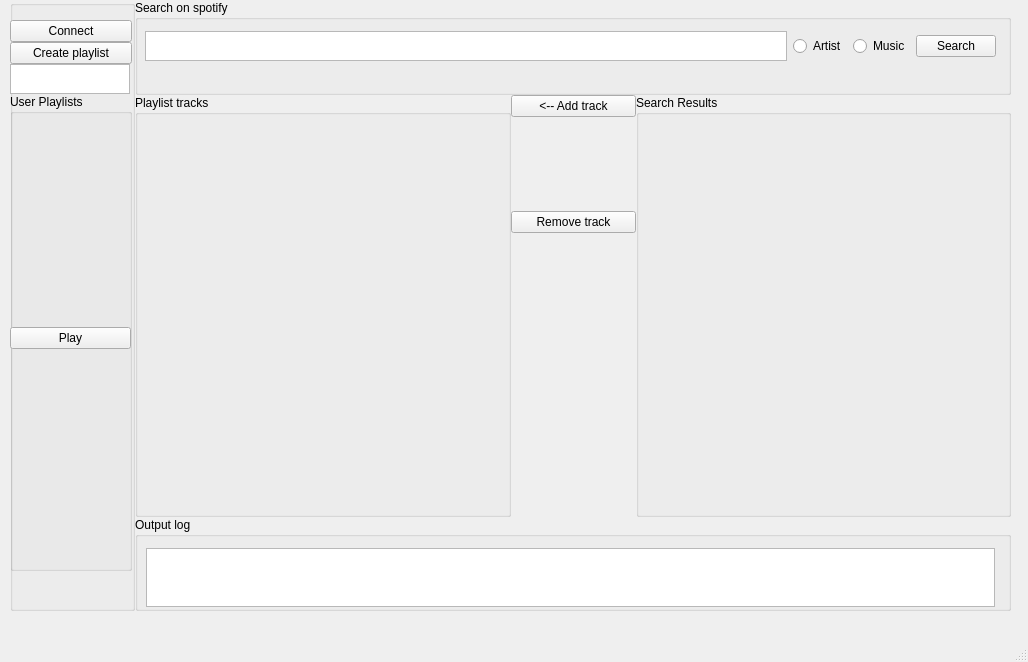
Qt form mainwindow.ui (lucascdlima/spotifyapp) before a commit.
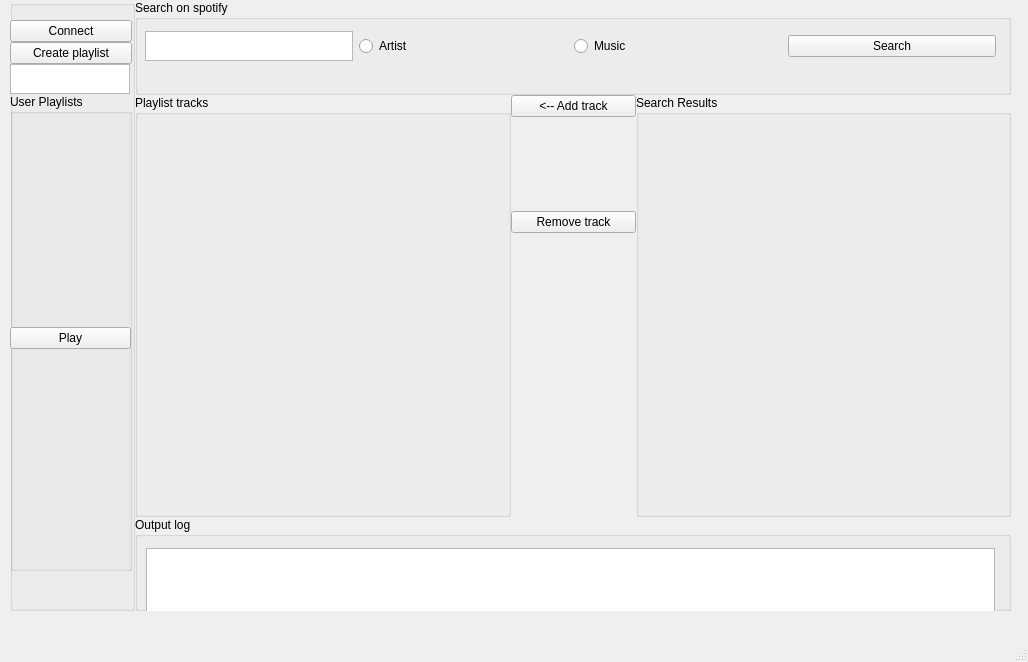
The same form after that commit.

Commit message:
Corrects comments.
Changes stretch factors to ui elements.

```diff
--- a/mainwindow.ui
+++ b/mainwindow.ui
@@ -119,6 +119,12 @@
      </item>
      <item row="0" column="1" colspan="7">
       <widget class="QGroupBox" name="searchGBox">
+       <property name="sizePolicy">
+        <sizepolicy hsizetype="Preferred" vsizetype="Preferred">
+         <horstretch>1</horstretch>
+         <verstretch>1</verstretch>
+        </sizepolicy>
+       </property>
        <property name="title">
         <string>Search on spotify</string>
        </property>
@@ -131,7 +137,7 @@
           <height>32</height>
          </rect>
         </property>
-        <layout class="QHBoxLayout" name="searchHLayout">
+        <layout class="QHBoxLayout" name="searchHLayout" stretch="1,1,1,1">
          <item>
           <widget class="QTextEdit" name="searchTxEdit">
            <property name="sizePolicy">
@@ -213,6 +219,12 @@
      </item>
      <item row="7" column="1" colspan="7">
       <widget class="QGroupBox" name="logGBox">
+       <property name="sizePolicy">
+        <sizepolicy hsizetype="Preferred" vsizetype="Preferred">
+         <horstretch>1</horstretch>
+         <verstretch>1</verstretch>
+        </sizepolicy>
+       </property>
        <property name="title">
         <string>Output log</string>
        </property>
@@ -222,10 +234,10 @@
           <x>10</x>
           <y>30</y>
           <width>851</width>
-          <height>61</height>
+          <height>72</height>
          </rect>
         </property>
-        <layout class="QHBoxLayout" name="logHLayout">
+        <layout class="QHBoxLayout" name="logHLayout" stretch="0">
          <property name="leftMargin">
           <number>1</number>
          </property>
```
Left out of the diff: 24 changed lines with no effect on the pictures. The commit also changes 1 other file.
